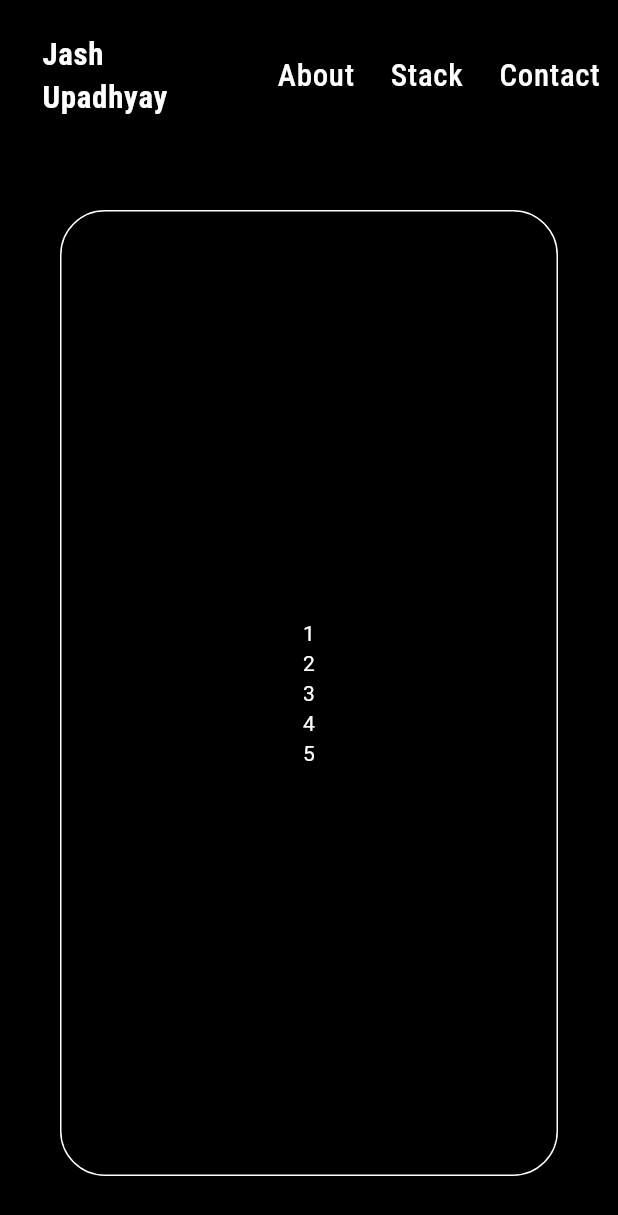
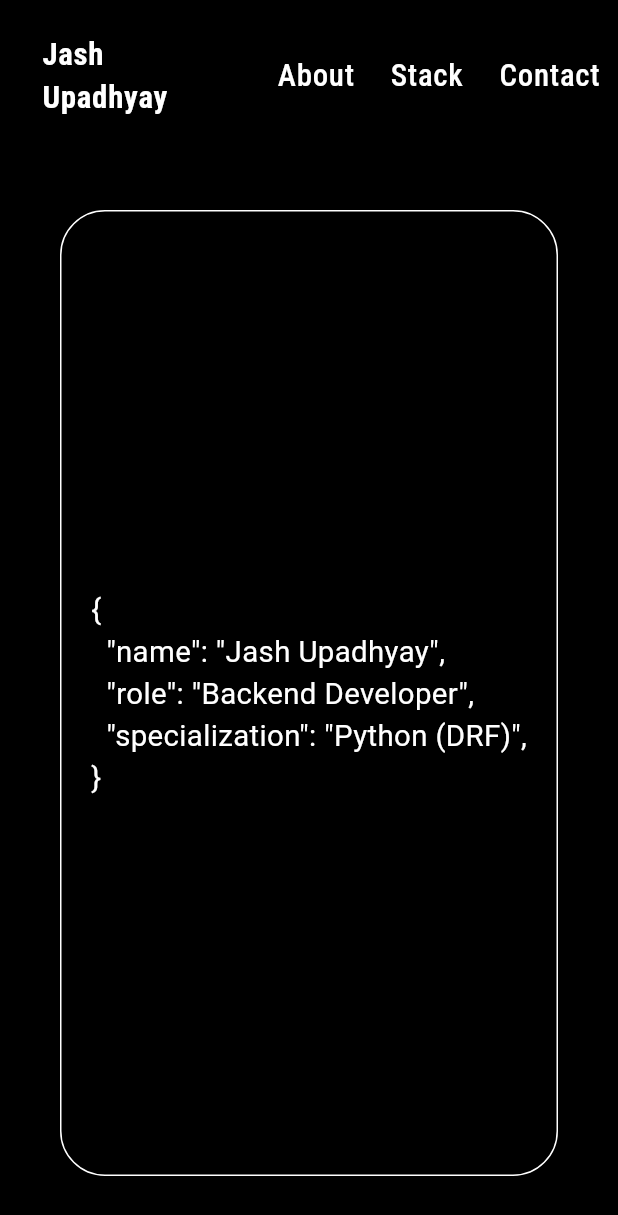
Before and after one commit to bitsbuild/flutter-resume, a Flutter app: the screen it shows after launch, on a phone screen of 412 x 824 dp. Shown: the top 1215 px of the screen. Run offline on Flutter 3.47's test engine with Material 3 defaults, Android fonts, the phone set to English and light mode, and no system bars; our stand-ins replace google_fonts.

Commit message:
Home Page Contents Completed With Responsiveness Colors Yet To Be Added

```diff
--- a/resume/lib/pages/page_home.dart
+++ b/resume/lib/pages/page_home.dart
@@ -1,4 +1,5 @@
 import 'package:flutter/material.dart';
+import 'package:flutter/foundation.dart';
 
 class PageHome extends StatefulWidget {
   const PageHome({super.key});
@@ -10,6 +11,13 @@ class PageHome extends StatefulWidget {
 class _PageHomeState extends State<PageHome> {
   @override
   Widget build(BuildContext context) {
+    late double homeTextSize;
+    var screenWidth = MediaQuery.of(context).size.width;
+    if (kIsWeb && screenWidth > 800) {
+      homeTextSize = 40;
+    } else {
+      homeTextSize = screenWidth / 21;
+    }
     return Container(
       color: Colors.black,
       child: Center(
@@ -18,11 +26,26 @@ class _PageHomeState extends State<PageHome> {
           crossAxisAlignment: CrossAxisAlignment.start,
           mainAxisSize: MainAxisSize.max,
           children: [
-            Text('1', style: TextStyle(color: Colors.white)),
-            Text('2', style: TextStyle(color: Colors.white)),
-            Text('3', style: TextStyle(color: Colors.white)),
-            Text('4', style: TextStyle(color: Colors.white)),
-            Text('5', style: TextStyle(color: Colors.white)),
+            Text(
+              '{',
+              style: TextStyle(color: Colors.white, fontSize: homeTextSize),
+            ),
+            Text(
+              '  "name": "Jash Upadhyay",',
+              style: TextStyle(color: Colors.white, fontSize: homeTextSize),
+            ),
+            Text(
+              '  "role": "Backend Developer",',
+              style: TextStyle(color: Colors.white, fontSize: homeTextSize),
+            ),
+            Text(
+              '  "specialization": "Python (DRF)",',
+              style: TextStyle(color: Colors.white, fontSize: homeTextSize),
+            ),
+            Text(
+              '}',
+              style: TextStyle(color: Colors.white, fontSize: homeTextSize),
+            ),
           ],
         ),
       ),
```
